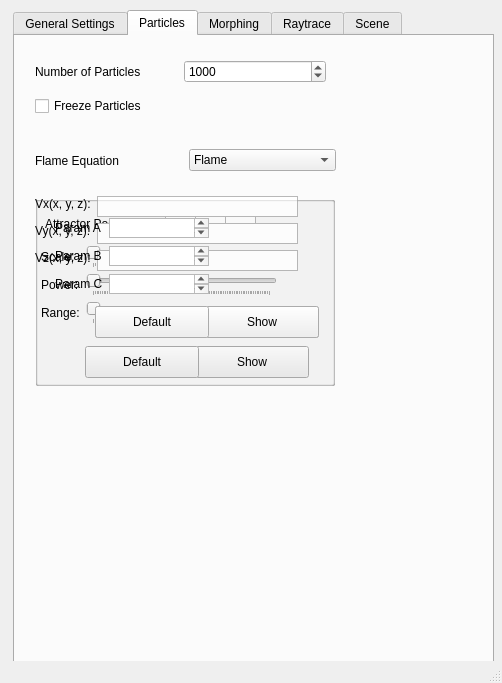
Qt form src/Qt/mainwindow.ui (UMLComputerGraphics/GraphicsProject) before a commit.
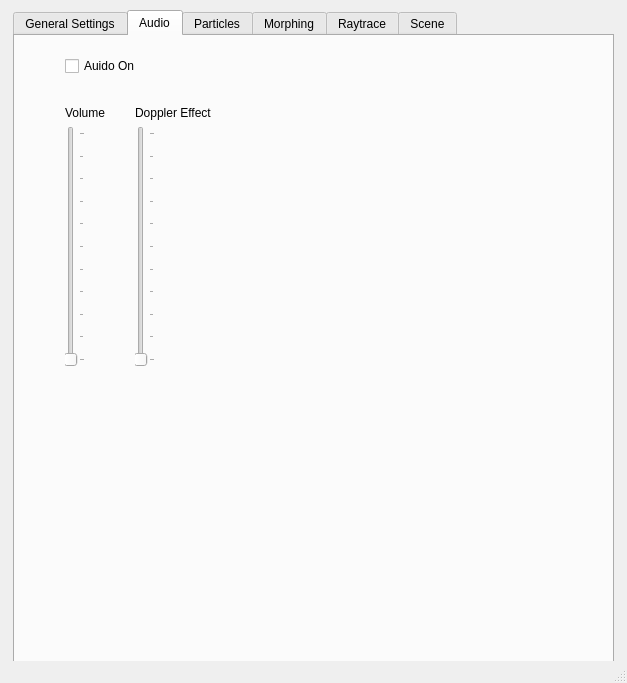
The same form after that commit.

Commit message: Added audio controls to UI. Linking to engine soon...

What changed in the file:
```diff
--- a/src/Qt/mainwindow.ui
+++ b/src/Qt/mainwindow.ui
@@ -9,7 +9,7 @@
    <rect>
     <x>0</x>
     <y>0</y>
-    <width>502</width>
+    <width>627</width>
     <height>683</height>
    </rect>
   </property>
@@ -22,7 +22,7 @@
      <rect>
       <x>13</x>
       <y>10</y>
-      <width>481</width>
+      <width>601</width>
       <height>695</height>
      </rect>
     </property>
@@ -414,6 +414,91 @@
      <zorder>layoutWidget</zorder>
      <zorder>layoutWidget</zorder>
     </widget>
+    <widget class="QWidget" name="audioTab">
+     <attribute name="title">
+      <string>Audio</string>
+     </attribute>
+     <widget class="QCheckBox" name="audioOnCheckbox">
+      <property name="geometry">
+       <rect>
+        <x>50</x>
+        <y>20</y>
+        <width>87</width>
+        <height>20</height>
+       </rect>
+      </property>
+      <property name="text">
+       <string>Auido On</string>
+      </property>
+      <property name="tristate">
+       <bool>false</bool>
+      </property>
+     </widget>
+     <widget class="QWidget" name="layoutWidget_4">
+      <property name="geometry">
+       <rect>
+        <x>120</x>
+        <y>70</y>
+        <width>101</width>
+        <height>261</height>
+       </rect>
+      </property>
+      <layout class="QVBoxLayout" name="dopplerLayout">
+       <item>
+        <widget class="QLabel" name="dopplerLabel">
+         <property name="text">
+          <string>Doppler Effect</string>
+         </property>
+        </widget>
+       </item>
+       <item>
+        <widget class="QSlider" name="dopplerSlider">
+         <property name="maximum">
+          <number>100</number>
+         </property>
+         <property name="orientation">
+          <enum>Qt::Vertical</enum>
+         </property>
+         <property name="tickPosition">
+          <enum>QSlider::TicksBelow</enum>
+         </property>
+        </widget>
+       </item>
+      </layout>
+     </widget>
+     <widget class="QWidget" name="">
+      <property name="geometry">
+       <rect>
+        <x>50</x>
+        <y>70</y>
+        <width>55</width>
+        <height>261</height>
+       </rect>
+      </property>
+      <layout class="QVBoxLayout" name="volumeLayout">
+       <item>
+        <widget class="QLabel" name="volumeLabel">
+         <property name="text">
+          <string>Volume</string>
+         </property>
+        </widget>
+       </item>
+       <item>
+        <widget class="QSlider" name="verticalSlider">
+         <property name="maximum">
+          <number>100</number>
+         </property>
+         <property name="orientation">
+          <enum>Qt::Vertical</enum>
+         </property>
+         <property name="tickPosition">
+          <enum>QSlider::TicksBelow</enum>
+         </property>
+        </widget>
+       </item>
+      </layout>
+     </widget>
+    </widget>
     <widget class="QWidget" name="particleTab">
      <attribute name="title">
       <string>Particles</string>
@@ -1038,7 +1123,7 @@
         <string>Default</string>
        </property>
       </widget>
-      <widget class="QWidget" name="">
+      <widget class="QWidget" name="layoutWidget">
        <property name="geometry">
         <rect>
          <x>20</x>
```
Left out of the diff: 2 changed lines with no effect on the pictures.
